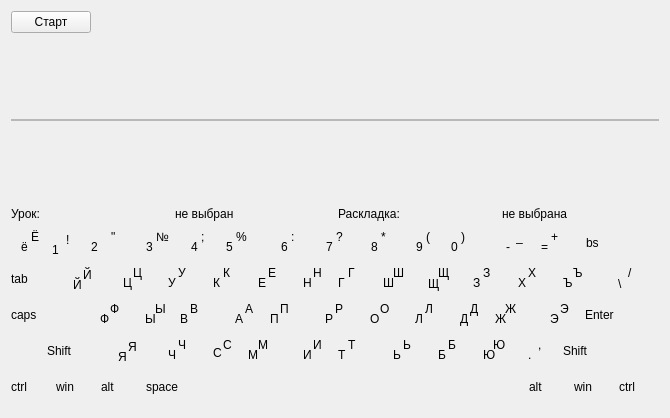
Qt form src/stamina.ui (zeal18/qstamina) before a commit.
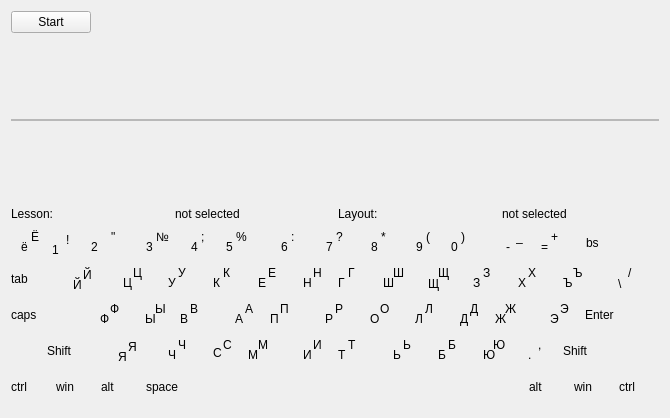
The same form after that commit. Icons and pictures are not drawn.

```diff
--- a/src/stamina.ui
+++ b/src/stamina.ui
@@ -30,7 +30,7 @@
          <locale language="Russian" country="RussianFederation"/>
         </property>
         <property name="text">
-         <string>Старт</string>
+         <string>Start</string>
         </property>
        </widget>
       </item>
@@ -126,7 +126,7 @@
          <locale language="Russian" country="RussianFederation"/>
         </property>
         <property name="text">
-         <string>Урок: </string>
+         <string>Lesson: </string>
         </property>
        </widget>
       </item>
@@ -136,7 +136,7 @@
          <locale language="Russian" country="RussianFederation"/>
         </property>
         <property name="text">
-         <string>не выбран</string>
+         <string>not selected</string>
         </property>
        </widget>
       </item>
@@ -146,7 +146,7 @@
          <locale language="Russian" country="RussianFederation"/>
         </property>
         <property name="text">
-         <string>Раскладка:</string>
+         <string>Layout:</string>
         </property>
        </widget>
       </item>
@@ -156,7 +156,7 @@
          <locale language="Russian" country="RussianFederation"/>
         </property>
         <property name="text">
-         <string>не выбрана</string>
+         <string>not selected</string>
         </property>
        </widget>
       </item>
```
Left out of the diff: 588 changed lines with no effect on the pictures.
